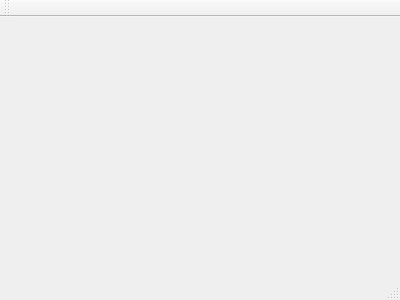
This is FinalCs2Chaffey/mainwindow.ui in brettmccausland/Cs2ChaffeyFinal as Qt 5 draws it before an edit. The edited form follows.
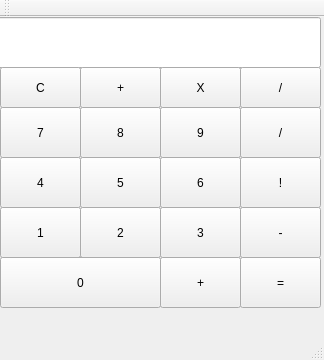
This is the edited form.

```diff
--- a/FinalCs2Chaffey/mainwindow.ui
+++ b/FinalCs2Chaffey/mainwindow.ui
@@ -1,24 +1,297 @@
 <ui version="4.0">
  <class>MainWindow</class>
- <widget class="QMainWindow" name="MainWindow" >
-  <property name="geometry" >
+ <widget class="QMainWindow" name="MainWindow">
+  <property name="geometry">
    <rect>
     <x>0</x>
     <y>0</y>
-    <width>400</width>
-    <height>300</height>
+    <width>324</width>
+    <height>360</height>
    </rect>
   </property>
   <property name="windowTitle" >
    <string>MainWindow</string>
   </property>
-  <widget class="QMenuBar" name="menuBar" />
-  <widget class="QToolBar" name="mainToolBar" />
-  <widget class="QWidget" name="centralWidget" />
-  <widget class="QStatusBar" name="statusBar" />
+  <widget class="QWidget" name="centralWidget">
+   <widget class="QLineEdit" name="lineEdit">
+    <property name="geometry">
+     <rect>
+      <x>-10</x>
+      <y>0</y>
+      <width>331</width>
+      <height>51</height>
+     </rect>
+    </property>
+   </widget>
+   <widget class="QPushButton" name="pushButton_Clear">
+    <property name="geometry">
+     <rect>
+      <x>0</x>
+      <y>50</y>
+      <width>81</width>
+      <height>41</height>
+     </rect>
+    </property>
+    <property name="text">
+     <string>C</string>
+    </property>
+   </widget>
+   <widget class="QPushButton" name="pushButton_7">
+    <property name="geometry">
+     <rect>
+      <x>0</x>
+      <y>90</y>
+      <width>81</width>
+      <height>51</height>
+     </rect>
+    </property>
+    <property name="text">
+     <string>7</string>
+    </property>
+   </widget>
+   <widget class="QPushButton" name="pushButton_4">
+    <property name="geometry">
+     <rect>
+      <x>0</x>
+      <y>140</y>
+      <width>81</width>
+      <height>51</height>
+     </rect>
+    </property>
+    <property name="text">
+     <string>4</string>
+    </property>
+   </widget>
+   <widget class="QPushButton" name="pushButton_1">
+    <property name="geometry">
+     <rect>
+      <x>0</x>
+      <y>190</y>
+      <width>81</width>
+      <height>51</height>
+     </rect>
+    </property>
+    <property name="text">
+     <string>1</string>
+    </property>
+   </widget>
+   <widget class="QPushButton" name="pushButton_8">
+    <property name="geometry">
+     <rect>
+      <x>80</x>
+      <y>90</y>
+      <width>81</width>
+      <height>51</height>
+     </rect>
+    </property>
+    <property name="text">
+     <string>8</string>
+    </property>
+   </widget>
+   <widget class="QPushButton" name="pushButton_5">
+    <property name="geometry">
+     <rect>
+      <x>80</x>
+      <y>140</y>
+      <width>81</width>
+      <height>51</height>
+     </rect>
+    </property>
+    <property name="text">
+     <string>5</string>
+    </property>
+   </widget>
+   <widget class="QPushButton" name="pushButton_2">
+    <property name="geometry">
+     <rect>
+      <x>80</x>
+      <y>190</y>
+      <width>81</width>
+      <height>51</height>
+     </rect>
+    </property>
+    <property name="text">
+     <string>2</string>
+    </property>
+   </widget>
+   <widget class="QPushButton" name="pushButton_9">
+    <property name="geometry">
+     <rect>
+      <x>160</x>
+      <y>90</y>
+      <width>81</width>
+      <height>51</height>
+     </rect>
+    </property>
+    <property name="text">
+     <string>9</string>
+    </property>
+   </widget>
+   <widget class="QPushButton" name="pushButton_6">
+    <property name="geometry">
+     <rect>
+      <x>160</x>
+      <y>140</y>
+      <width>81</width>
+      <height>51</height>
+     </rect>
+    </property>
+    <property name="text">
+     <string>6</string>
+    </property>
+   </widget>
+   <widget class="QPushButton" name="pushButton_3">
+    <property name="geometry">
+     <rect>
+      <x>160</x>
+      <y>190</y>
+      <width>81</width>
+      <height>51</height>
+     </rect>
+    </property>
+    <property name="text">
+     <string>3</string>
+    </property>
+   </widget>
+   <widget class="QPushButton" name="a">
+    <property name="geometry">
+     <rect>
+      <x>240</x>
+      <y>90</y>
+      <width>81</width>
+      <height>51</height>
+     </rect>
+    </property>
+    <property name="text">
+     <string>/</string>
+    </property>
+   </widget>
+   <widget class="QPushButton" name="pushButton_minus">
+    <property name="geometry">
+     <rect>
+      <x>240</x>
+      <y>190</y>
+      <width>81</width>
+      <height>51</height>
+     </rect>
+    </property>
+    <property name="text">
+     <string>-</string>
+    </property>
+   </widget>
+   <widget class="QPushButton" name="pushButton_add">
+    <property name="geometry">
+     <rect>
+      <x>160</x>
+      <y>240</y>
+      <width>81</width>
+      <height>51</height>
+     </rect>
+    </property>
+    <property name="text">
+     <string>+</string>
+    </property>
+   </widget>
+   <widget class="QPushButton" name="pushButton_add_2">
+    <property name="geometry">
+     <rect>
+      <x>80</x>
+      <y>50</y>
+      <width>81</width>
+      <height>41</height>
+     </rect>
+    </property>
+    <property name="text">
+     <string>+</string>
+    </property>
+   </widget>
+   <widget class="QPushButton" name="a_2">
+    <property name="geometry">
+     <rect>
+      <x>0</x>
+      <y>240</y>
+      <width>161</width>
+      <height>51</height>
+     </rect>
+    </property>
+    <property name="text">
+     <string>0</string>
+    </property>
+   </widget>
+   <widget class="QPushButton" name="pushButton_Multiply">
+    <property name="geometry">
+     <rect>
+      <x>160</x>
+      <y>50</y>
+      <width>81</width>
+      <height>41</height>
+     </rect>
+    </property>
+    <property name="text">
+     <string>X</string>
+    </property>
+   </widget>
+   <widget class="QPushButton" name="pushButton_Factorial">
+    <property name="geometry">
+     <rect>
+      <x>240</x>
+      <y>140</y>
+      <width>81</width>
+      <height>51</height>
+     </rect>
+    </property>
+    <property name="text">
+     <string>!</string>
+    </property>
+   </widget>
+   <widget class="QPushButton" name="PushButton_equal">
+    <property name="geometry">
+     <rect>
+      <x>240</x>
+      <y>240</y>
+      <width>81</width>
+      <height>51</height>
+     </rect>
+    </property>
+    <property name="text">
+     <string>=</string>
+    </property>
+   </widget>
+   <widget class="QPushButton" name="a_3">
+    <property name="geometry">
+     <rect>
+      <x>240</x>
+      <y>50</y>
+      <width>81</width>
+      <height>41</height>
+     </rect>
+    </property>
+    <property name="text">
+     <string>/</string>
+    </property>
+   </widget>
+  </widget>
+  <widget class="QMenuBar" name="menuBar">
+   <property name="geometry">
+    <rect>
+     <x>0</x>
+     <y>0</y>
+     <width>324</width>
+     <height>22</height>
+    </rect>
+   </property>
+  </widget>
+  <widget class="QToolBar" name="mainToolBar">
+   <attribute name="toolBarArea">
+    <enum>TopToolBarArea</enum>
+   </attribute>
+   <attribute name="toolBarBreak">
+    <bool>false</bool>
+   </attribute>
+  </widget>
+  <widget class="QStatusBar" name="statusBar"/>
  </widget>
- <layoutDefault spacing="6" margin="11" />
- <pixmapfunction></pixmapfunction>
+ <layoutdefault spacing="6" margin="11"/>
  <resources/>
  <connections/>
 </ui>
```
Left out of the diff: 3 changed lines with no effect on the pictures.
